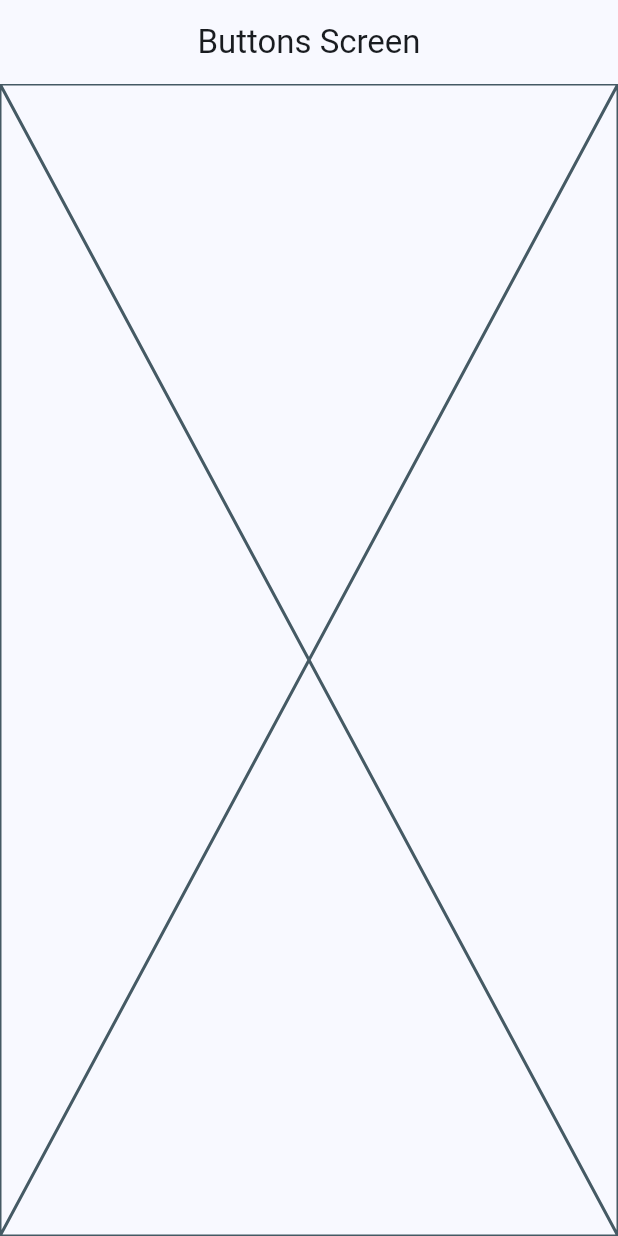
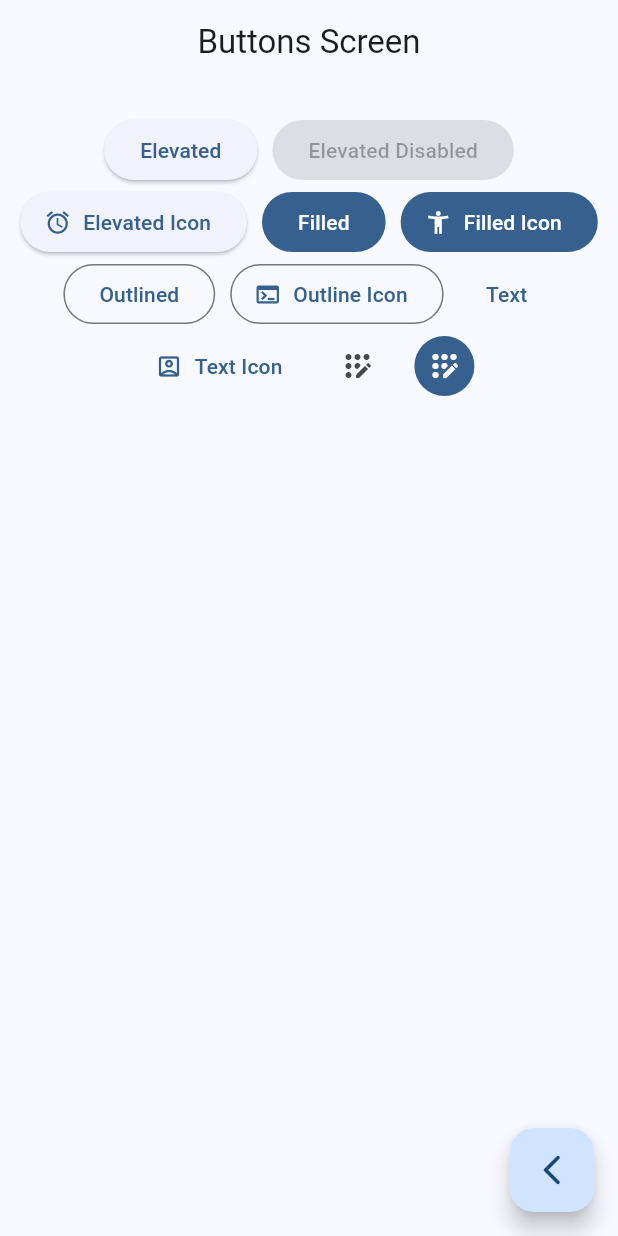
Before and after one commit to aortega46/widgets-app, a Flutter app: the ButtonsScreen screen opened by its route, on a phone screen of 412 x 824 dp. Run offline on Flutter 3.47's test engine with Material 2 defaults, Android fonts, the phone set to English and light mode, and no system bars; our stand-ins replace go_router.

Commit message:
buttons screen

```diff
--- a/lib/presentation/screens/buttons/buttons_screen.dart
+++ b/lib/presentation/screens/buttons/buttons_screen.dart
@@ -1,4 +1,5 @@
 import 'package:flutter/material.dart';
+import 'package:go_router/go_router.dart';
 
 class ButtonsScreen extends StatelessWidget {
   static const String name = 'buttons_screen';
@@ -11,7 +12,84 @@ class ButtonsScreen extends StatelessWidget {
       appBar: AppBar(
         title: const Text('Buttons Screen'),
       ),
-      body: const Placeholder(),
+      body: const _ButtonsView(),
+      floatingActionButton: FloatingActionButton(
+        child: const Icon(Icons.arrow_back_ios_new_rounded),
+        onPressed: () {
+          context.pop();
+        },
+      ),
     );
   }
 }
+
+class _ButtonsView extends StatelessWidget {
+  const _ButtonsView();
+
+  @override
+  Widget build(BuildContext context) {
+    final colors = Theme.of(context).colorScheme;
+
+    return SizedBox(
+      width: double.infinity,
+      child: Padding(
+        padding: const EdgeInsets.symmetric(horizontal: 10, vertical: 20),
+        child: Wrap(
+          spacing: 10,
+          alignment: WrapAlignment.center,
+          children: [
+            ElevatedButton(onPressed: () {}, child: const Text('Elevated')),
+            const ElevatedButton(
+                onPressed: null, child: Text('Elevated Disabled')),
+            ElevatedButton.icon(
+              onPressed: () {},
+              icon: const Icon(Icons.access_alarm_outlined),
+              label: const Text(
+                'Elevated Icon',
+              ),
+            ),
+            FilledButton(
+              onPressed: () {},
+              child: const Text('Filled'),
+            ),
+            FilledButton.icon(
+              onPressed: () {},
+              icon: const Icon(Icons.accessibility_new),
+              label: const Text('Filled Icon'),
+            ),
+            OutlinedButton(
+              onPressed: () {},
+              child: const Text('Outlined'),
+            ),
+            OutlinedButton.icon(
+              onPressed: () {},
+              icon: const Icon(Icons.terminal),
+              label: const Text('Outline Icon'),
+            ),
+            TextButton(
+              onPressed: () {},
+              child: const Text('Text'),
+            ),
+            TextButton.icon(
+              onPressed: () {},
+              icon: const Icon(Icons.account_box_outlined),
+              label: const Text('Text Icon'),
+            ),
+            IconButton(
+              onPressed: () {},
+              icon: const Icon(Icons.app_registration_rounded),
+            ),
+            IconButton(
+              onPressed: () {},
+              icon: const Icon(Icons.app_registration_rounded),
+              style: ButtonStyle(
+                backgroundColor: MaterialStatePropertyAll(colors.primary),
+                iconColor: const MaterialStatePropertyAll(Colors.white),
+              ),
+            )
+          ],
+        ),
+      ),
+    );
+  }
+}
```
